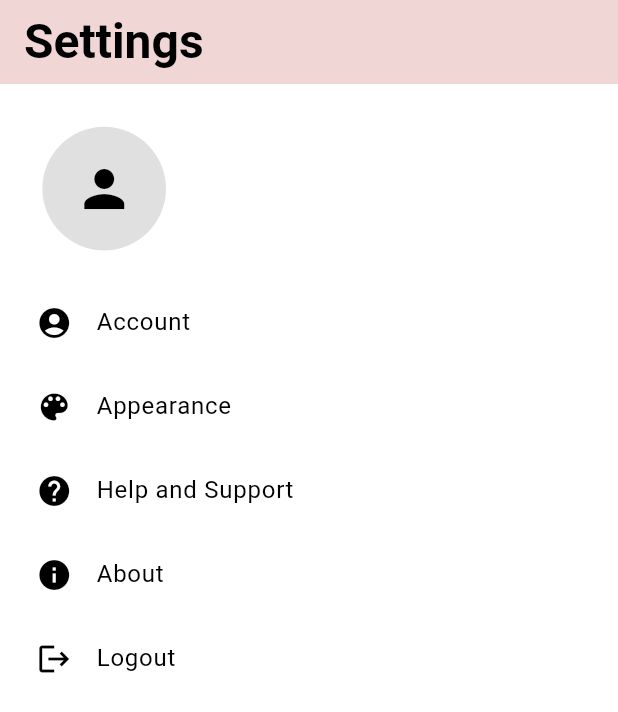
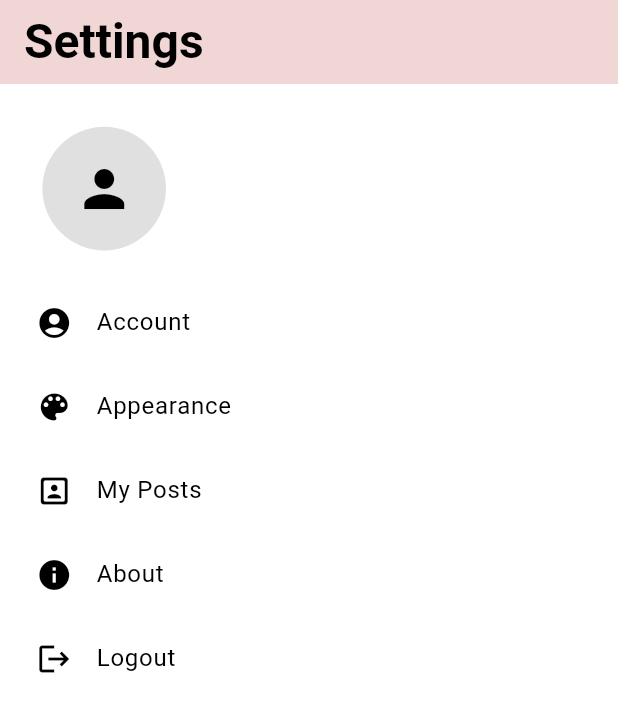
Before and after one commit to Skivap/SoftwareStudio, a Flutter app: the UserSettings screen opened directly with empty values, on a phone screen of 412 x 824 dp. Shown: the top 712 px of the screen. Run offline on Flutter 3.47's test engine with Material 3 defaults, Android fonts, the phone set to English and light mode, and no system bars; our stand-ins replace cloud_firestore, firebase_auth, firebase_core, firebase_storage, flutter_dotenv, flutter_staggered_animations and 2 more; accounts and stored records are empty; Roboto replaces fonts that are missing (Abhaya Libre SemiBold).

Commit message:
check my post button

```diff
--- a/lib/views/user_settings.dart
+++ b/lib/views/user_settings.dart
@@ -5,6 +5,7 @@ import 'package:cloud_firestore/cloud_firestore.dart';
 import 'package:prototype_ss/provider/theme_provider.dart';
 import 'package:prototype_ss/views/user_settings_views/account_settings.dart';
 import 'package:prototype_ss/views/user_settings_views/appearance_settings.dart';
+import 'package:prototype_ss/views/user_page.dart';
 import 'package:provider/provider.dart';
 
 class UserSettings extends StatefulWidget {
@@ -18,7 +19,7 @@ class UserSettings extends StatefulWidget {
 
 class _UserSettingsState extends State<UserSettings> {
   late User? user;
-  late String? userId;
+  late String userId;
   String imageLink = '';
   String username = '';
 
@@ -134,9 +135,13 @@ class _UserSettingsState extends State<UserSettings> {
               },
             ),
             ListTile(
-              leading: Icon(Icons.help, color: theme.colorScheme.onPrimary),
-              title: Text('Help and Support', style: TextStyle(color: theme.colorScheme.onPrimary)),
-              onTap: () {},
+              leading: Icon(Icons.portrait_rounded, color: theme.colorScheme.onPrimary),
+              title: Text('My Posts', style: TextStyle(color: theme.colorScheme.onPrimary)),
+              onTap: () {
+                if (userId != '') {
+                  Navigator.push(context, MaterialPageRoute(builder: (context) => UserPage(userId: userId,)));
+                }
+              },
             ),
             ListTile(
               leading: Icon(Icons.info, color: theme.colorScheme.onPrimary),
--- a/lib/widgets/product.dart
+++ b/lib/widgets/product.dart
@@ -186,7 +186,7 @@ class _ProductState extends State<ProductContent> {
             ),
           ],
         ),
-        padding: const EdgeInsets.only(left:10, right: 10, top:50),
+        padding: const EdgeInsets.only(left:10, right: 10, top:40),
         child: Column(
           crossAxisAlignment: CrossAxisAlignment.start,
           children: [
```
Also changed, not shown: pubspec.lock.
